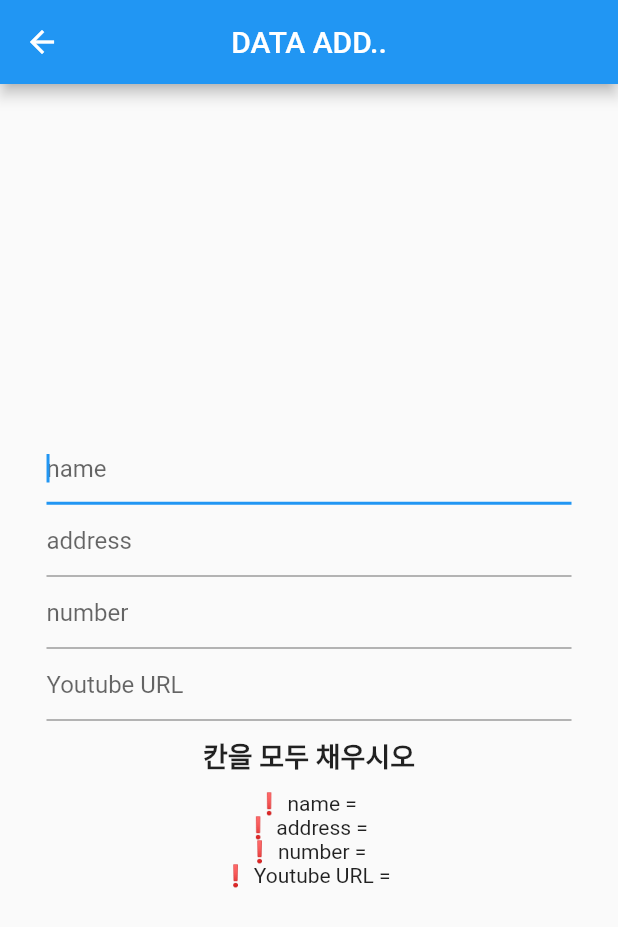
After one commit to coqoa/map, a Flutter app: the screen it shows after launch, after a tap on "Go!", on a phone screen of 412 x 824 dp. The commit adds this screen. Shown: the top 927 px of the screen. Run offline on Flutter 3.47's test engine with Material 2 defaults, Android fonts, the phone set to English and light mode, and no system bars; our stand-ins replace cloud_firestore, dio, firebase_core, get; missing offline and left inert: naver_map_plugin; accounts and stored records are empty; network calls fail.

Commit message:
220929 DB Add tool 생성 작업 중간 저장

```diff
--- a/lib/main.dart
+++ b/lib/main.dart
@@ -2,7 +2,9 @@ import 'dart:async';
 import 'package:firebase_core/firebase_core.dart';
 import 'package:flutter/material.dart';
 import 'package:map/controller/map_controller.dart';
+import 'package:map/screens/data_add.dart';
 import 'package:naver_map_plugin/naver_map_plugin.dart';
+import 'package:get/get.dart';
 
 void main() async{
   WidgetsFlutterBinding.ensureInitialized();
@@ -16,7 +18,7 @@ class MyApp extends StatelessWidget {
 
   @override
   Widget build(BuildContext context) {
-    return const MaterialApp(
+    return const GetMaterialApp(
       debugShowCheckedModeBanner: false,
       title: 'Naver Map',
       home: YummyMaps(),
@@ -38,7 +40,6 @@ class YummyMapsState extends State<YummyMaps> {
   @override
   void initState() {
     super.initState();
-    mapController.setDB();
     mapController.getStore('서울 강남구 밤고개로5길 13');
   }
 
@@ -49,6 +50,12 @@ class YummyMapsState extends State<YummyMaps> {
       body: NaverMap(
         onMapCreated: onMapCreated,
       ),
+      floatingActionButton: FloatingActionButton(
+        child: Text('Go!'),
+        onPressed: (){
+          Get.to(transition: Transition.rightToLeft, DataAdd());
+        }
+      ),
     );
   }
 
--- /dev/null
+++ b/lib/screens/data_add.dart
@@ -0,0 +1,110 @@
+import 'dart:developer';
+
+import 'package:flutter/material.dart';
+import 'package:cloud_firestore/cloud_firestore.dart';
+
+
+class DataAdd extends StatefulWidget {
+  const DataAdd({Key? key}) : super(key: key);
+
+  @override
+  State<DataAdd> createState() => _DataAddState();
+}
+
+class _DataAddState extends State<DataAdd> {
+  late final creator = FirebaseFirestore.instance.collection('YummyMaps').doc('Creator');
+
+  String name = '';
+  String address = '';
+  String number = '';
+  String youtubeUrl = '';
+
+  void setDB(String name, String address, String number, String youtubeUrl){
+    creator.set({
+      'name' : name,
+      'address' : address,
+      'number' : number,
+      'youtubeUrl' : youtubeUrl,
+    });
+  }
+
+  @override
+  Widget build(BuildContext context) {
+    return Scaffold(
+      appBar: AppBar(
+        title: const Text('DATA ADD..'),
+        centerTitle: true,
+      ),
+      body: Center(
+
+        child: SizedBox(
+          width: 350,
+          child: Column(
+            mainAxisAlignment: MainAxisAlignment.center,
+            children: [
+              TextFormField(
+                autofocus: true,
+                autocorrect: false,
+                decoration: const InputDecoration(hintText: 'name'),
+                onChanged: (e){
+                  setState(() {
+                    name = e;
+                  });
+                },
+              ),
+              TextFormField(
+                decoration: const InputDecoration(hintText: 'address'),
+                onChanged: (e){
+                  setState(() {
+                    address = e;
+                  });
+                },
+              ),
+              TextFormField(
+                decoration: const InputDecoration(hintText: 'number'),
+                onChanged: (e){
+                  setState(() {
+                    number = e;
+                  });
+                },
+              ),
+              TextFormField(
+                decoration: const InputDecoration(hintText: 'Youtube URL'),
+                onChanged: (e){
+                  setState(() {
+                    youtubeUrl = e;
+                  });
+                },
+                // 마지막 항목이어야 함
+                onEditingComplete: (){
+                  if(name.isNotEmpty
+                    && address.isNotEmpty
+                    && number.isNotEmpty
+                    && youtubeUrl.isNotEmpty
+                  ) {
+                    log('name = $name / address = $address / number = $number / youtubeUrl = $youtubeUrl');
+                    setDB(name, address, number, youtubeUrl);
+                  }
+                },
+              ),
+              if(name.isEmpty
+                  || address.isEmpty
+                  || number.isEmpty
+                  || youtubeUrl.isEmpty
+              )
+              const SizedBox(height: 10),
+              const Text('칸을 모두 채우시오', style: TextStyle(fontSize: 18, fontWeight: FontWeight.bold),),
+              const SizedBox(height: 10),
+              Text('${name.isEmpty?'❗':'✅'} name = $name'),
+              Text('${address.isEmpty?'❗':'✅'} address = $address'),
+              Text('${number.isEmpty?'❗':'✅'} number = $number'),
+              Text('${youtubeUrl.isEmpty?'❗':'✅'} Youtube URL = $youtubeUrl'),
+
+              //-----------------------중간에  collectiond이랑 doc을 하나 더 만들어줘야함
+            ],
+          ),
+        ),
+      ),
+    );
+  }
+}
```
Also changed, not shown: lib/controller/map_controller.dart (+27 -16 lines).
